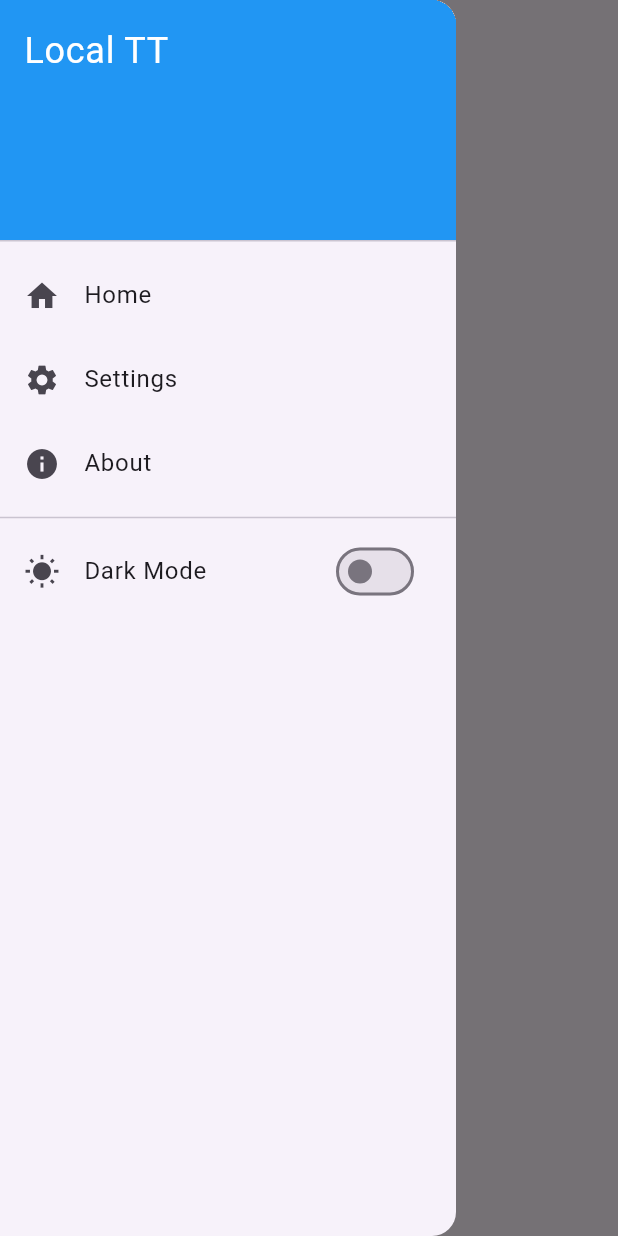
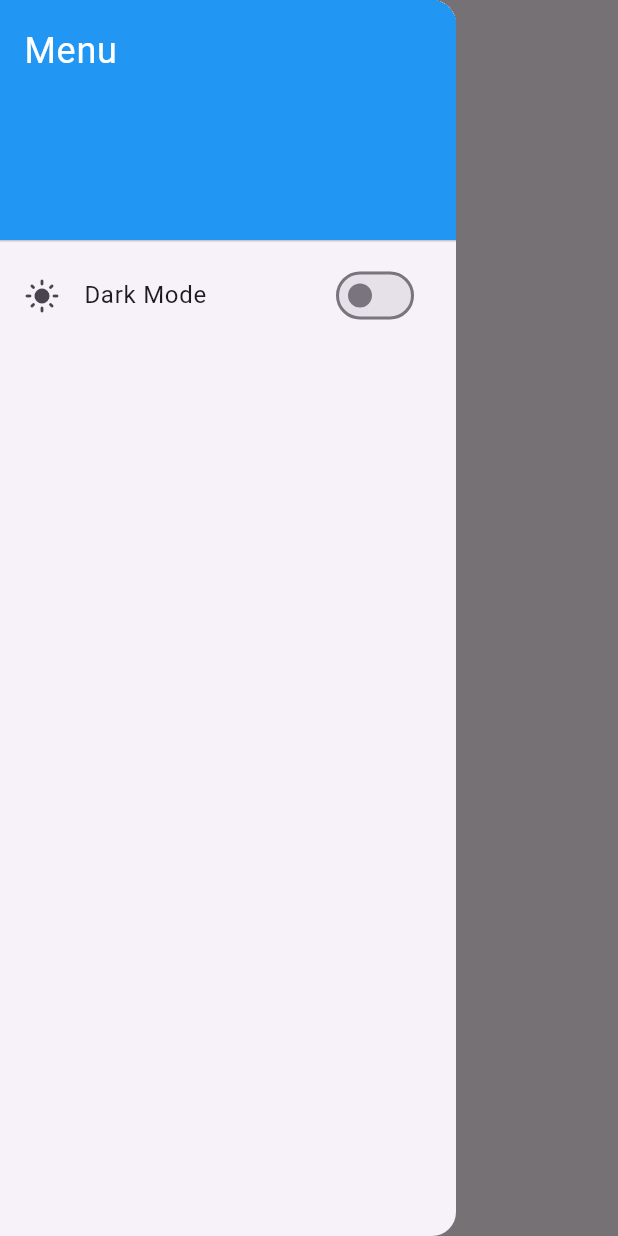
Before and after one commit to laurencepeter/localapptt-1, a Flutter app: the screen it shows after launch, in the side drawer, after a tap on "INTERNAL", on a phone screen of 412 x 824 dp. Run offline on Flutter 3.47's test engine with Material 3 defaults, Android fonts, the phone set to English and light mode, and no system bars.

Commit message:
responsive fixed

```diff
--- a/lib/main.dart
+++ b/lib/main.dart
@@ -1,79 +1,40 @@
 import 'package:flutter/material.dart';
 import 'package:flutter_application_1/screens/home.dart';
+import 'package:flutter_application_1/widgets/responsive_scaffold.dart';
+
 void main() {
-  runApp(MyApp());
+  runApp(const MyApp());
 }
 
 class MyApp extends StatefulWidget {
   const MyApp({super.key});
 
   @override
-  MyAppState createState() => MyAppState();
-  //MyAppState createState() => MyAppState();
+  State<MyApp> createState() => _MyAppState();
 }
 
-class MyAppState extends State<MyApp> {
-  bool _isDarkMode = false;
+class _MyAppState extends State<MyApp> {
+  ThemeMode _themeMode = ThemeMode.light;
 
-  // Toggle theme method
-  void _toggleTheme() {
+  void toggleTheme(bool isDark) {
     setState(() {
-      _isDarkMode = !_isDarkMode;  // This will toggle the theme
+      _themeMode = isDark ? ThemeMode.dark : ThemeMode.light;
     });
   }
 
   @override
   Widget build(BuildContext context) {
     return MaterialApp(
-      title: 'Local TT',
-      themeMode: _isDarkMode ? ThemeMode.dark : ThemeMode.light,  // Change theme based on _isDarkMode
+      title: 'LocalAppTT',
       theme: ThemeData.light(),
       darkTheme: ThemeData.dark(),
-      home: HomePage(
-        isDarkMode: _isDarkMode,  // Pass the current theme state
-        onToggleTheme: _toggleTheme,  // Pass the toggle function
+      themeMode: _themeMode,
+      debugShowCheckedModeBanner: false,
+      home: ResponsiveScaffold(
+        isDarkMode: _themeMode == ThemeMode.dark,
+        onThemeToggle: toggleTheme,
+        childBuilder: (device) => HomePage(device: device),
       ),
     );
   }
-
-
 }
-/*
-// mobile_home.dart
-class MobileHome extends StatelessWidget {
-  const MobileHome({super.key});
-
-  @override
-  Widget build(BuildContext context) {
-    return Scaffold(
-      appBar: AppBar(title: Text("Mobile Home")),
-      body: Center(child: Text("This is Mobile")),
-    );
-  }
-}
-
-// tablet_home.dart
-class TabletHome extends StatelessWidget {
-  const TabletHome({super.key});
-
-  @override
-  Widget build(BuildContext context) {
-    return Scaffold(
-      appBar: AppBar(title: Text("Tablet Home")),
-      body: Center(child: Text("This is Tablet")),
-    );
-  }
-}
-
-// desktop_home.dart
-class DesktopHome extends StatelessWidget {
-  const DesktopHome({super.key});
-
-  @override
-  Widget build(BuildContext context) {
-    return Scaffold(
-      appBar: AppBar(title: Text("Desktop Home")),
-      body: Center(child: Text("This is Desktop")),
-    );
-  }
-}*/
--- a/lib/screens/home.dart
+++ b/lib/screens/home.dart
@@ -1,16 +1,13 @@
 import 'package:flutter/material.dart';
 import 'package:flutter_application_1/screens/internalservices.dart';
-import 'package:flutter_application_1/widgets/app_drawer.dart';
-
 
 class HomePage extends StatelessWidget {
-  final bool isDarkMode;
-  final VoidCallback onToggleTheme;
 
+  final String device;
   const HomePage({
     super.key,
-    required this.isDarkMode,
-    required this.onToggleTheme,
+    required this.device,
+
   });
 
   @override
@@ -18,10 +15,6 @@ class HomePage extends StatelessWidget {
     return Scaffold(
       appBar: AppBar(
         title: const Text('Home Page'),
-      ),
-      drawer: AppDrawer(
-        isDarkMode: isDarkMode,  // Pass the current dark mode state
-        onToggleTheme: onToggleTheme,  // Pass the toggle function
       ),
       body: Center(
         child: Column(
--- a/lib/widgets/app_drawer.dart
+++ b/lib/widgets/app_drawer.dart
@@ -1,56 +1,29 @@
 import 'package:flutter/material.dart';
-import 'light_dark.dart'; // Assuming the LightDarkToggle widget is imported here
 
 class AppDrawer extends StatelessWidget {
   final bool isDarkMode;
-  final VoidCallback onToggleTheme;
+  final void Function(bool) onThemeToggle;
 
   const AppDrawer({
     super.key,
     required this.isDarkMode,
-    required this.onToggleTheme,
+    required this.onThemeToggle,
   });
 
   @override
   Widget build(BuildContext context) {
     return Drawer(
       child: ListView(
-        padding: EdgeInsets.zero,
         children: [
           const DrawerHeader(
-            decoration: BoxDecoration(
-              color: Colors.blue,
-            ),
-            child: Text(
-              'Local TT',
-              style: TextStyle(color: Colors.white, fontSize: 24),
-            ),
+            decoration: BoxDecoration(color: Colors.blue),
+            child: Text('Menu', style: TextStyle(color: Colors.white, fontSize: 24)),
           ),
-          ListTile(
-            leading: const Icon(Icons.home),
-            title: const Text('Home'),
-            onTap: () {
-              Navigator.pushNamed(context, '/');
-            },
-          ),
-          ListTile(
-            leading: const Icon(Icons.settings),
-            title: const Text('Settings'),
-            onTap: () {
-              Navigator.pushNamed(context, '/settings');
-            },
-          ),
-          ListTile(
-            leading: const Icon(Icons.info),
-            title: const Text('About'),
-            onTap: () {
-              Navigator.pushNamed(context, '/about');
-            },
-          ),
-          const Divider(),
-          LightDarkToggle(
-            isDarkMode: isDarkMode,  // Pass the current theme mode state
-            onToggle: (_) => onToggleTheme(),  // Call the onToggleTheme function when toggled
+          SwitchListTile(
+            title: const Text('Dark Mode'),
+            value: isDarkMode,
+            onChanged: onThemeToggle,
+            secondary: Icon(isDarkMode ? Icons.dark_mode : Icons.light_mode),
           ),
         ],
       ),
--- /dev/null
+++ b/lib/widgets/responsive_scaffold.dart
@@ -0,0 +1,40 @@
+import 'package:flutter/material.dart';
+import 'app_drawer.dart';
+
+class ResponsiveScaffold extends StatelessWidget {
+  final bool isDarkMode;
+  final void Function(bool) onThemeToggle;
+  final Widget Function(String device) childBuilder;
+
+  const ResponsiveScaffold({
+    super.key,
+    required this.isDarkMode,
+    required this.onThemeToggle,
+    required this.childBuilder,
+  });
+
+  @override
+  Widget build(BuildContext context) {
+    return LayoutBuilder(
+      builder: (context, constraints) {
+        final double width = constraints.maxWidth;
+
+        String deviceType = 'Mobile';
+        if (width >= 1200) {
+          deviceType = 'Desktop';
+        } else if (width >= 600) {
+          deviceType = 'Tablet';
+        }
+
+        return Scaffold(
+          appBar: AppBar(title: Text('$deviceType Layout')),
+          drawer: AppDrawer(
+            isDarkMode: isDarkMode,
+            onThemeToggle: onThemeToggle,
+          ),
+          body: childBuilder(deviceType),
+        );
+      },
+    );
+  }
+}
```
